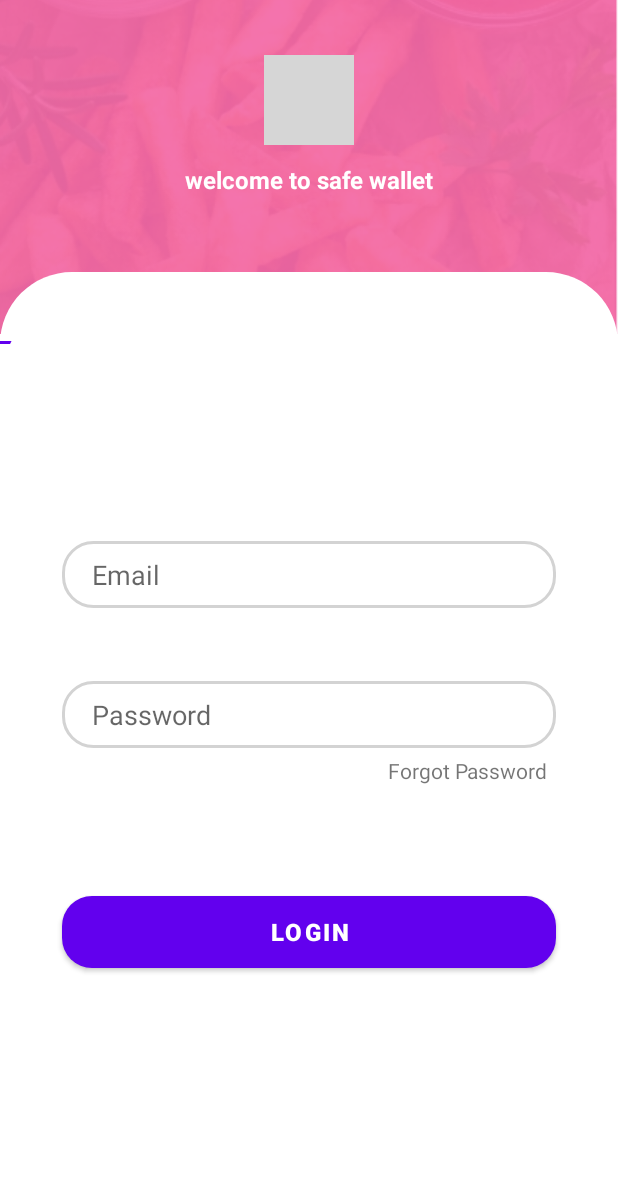
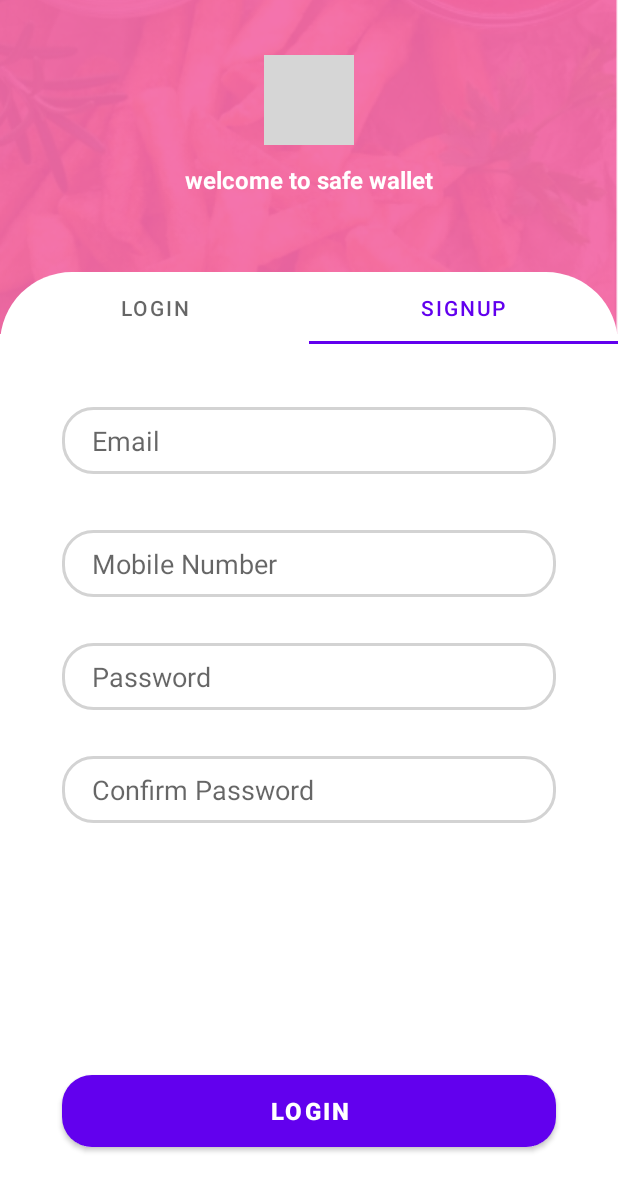
Before and after one commit to aadeshpandiri/ModernFeatures, an Android app: the LoginActivity screen opened directly, with no data from a screen before it, tab 2 chosen, on a phone screen of 412 x 824 dp. Shown: the top 1191 px of the screen. Run offline under Robolectric (Android 15) with nearby library versions, the phone set to English and light mode, and no system bars; Roboto replaces fonts that are not available here; grey boxes are pictures that could not be loaded.

Commit message:
login working Successfully

```diff
--- a/app/src/main/java/com/example/myappnew/LoginActivity.java
+++ b/app/src/main/java/com/example/myappnew/LoginActivity.java
@@ -12,7 +12,7 @@ public class LoginActivity extends AppCompatActivity {
 
     TabLayout tabLayout;
     ViewPager viewPager;
-   // FloatingActionButton fb,google,twitter;
+    // FloatingActionButton fb,google,twitter;
     float v=0;
 
     @Override
@@ -37,6 +37,23 @@ public class LoginActivity extends AppCompatActivity {
 
         viewPager.addOnPageChangeListener(new TabLayout.TabLayoutOnPageChangeListener(tabLayout));
 
+        tabLayout.addOnTabSelectedListener(new TabLayout.OnTabSelectedListener() {
+            @Override
+            public void onTabSelected(TabLayout.Tab tab) {
+                viewPager.setCurrentItem(tab.getPosition());
+            }
+
+            @Override
+            public void onTabUnselected(TabLayout.Tab tab) {
+
+            }
+
+            @Override
+            public void onTabReselected(TabLayout.Tab tab) {
+
+            }
+        });
+
 //        fb.setTranslationY(300);
 //        google.setTranslationY(300);
 //        twitter.setTranslationY(300);
--- a/app/src/main/java/com/example/myappnew/LoginAdapter.java
+++ b/app/src/main/java/com/example/myappnew/LoginAdapter.java
@@ -36,6 +36,7 @@ public class LoginAdapter extends FragmentPagerAdapter {
         }
 
     }
+
     @Override
     public int getCount() {
         return totalTabs;
--- a/app/src/main/java/com/example/myappnew/SignupTabFragment.java
+++ b/app/src/main/java/com/example/myappnew/SignupTabFragment.java
@@ -24,7 +24,7 @@ public class SignupTabFragment  extends Fragment {
 
         email = root.findViewById(R.id.email);
         pass =  root.findViewById(R.id.pass);
-        mobile = root.findViewById(R.id.username);
+        mobile = root.findViewById(R.id.mobile);
         cpass =  root.findViewById(R.id.cpass);
         signup = root.findViewById(R.id.signup);
 
--- a/app/src/main/res/layout/activity_login.xml
+++ b/app/src/main/res/layout/activity_login.xml
@@ -32,18 +32,6 @@
 
         app:layout_constraintVertical_bias="1">
 
-        <com.google.android.material.tabs.TabLayout
-            android:id="@+id/tab_layout"
-            android:background="@drawable/vi_bg"
-            android:layout_width="match_parent"
-            android:layout_height="wrap_content"
-            app:layout_constraintBottom_toBottomOf="parent"
-            app:layout_constraintEnd_toEndOf="parent"
-            app:layout_constraintHeight_percent=".7"
-            app:layout_constraintStart_toStartOf="parent"
-            app:layout_constraintTop_toTopOf="parent"
-            app:layout_constraintVertical_bias="0" />
-
         <androidx.viewpager.widget.ViewPager
             android:id="@+id/view_pager"
             android:layout_width="match_parent"
@@ -57,7 +45,17 @@
             app:layout_constraintTop_toTopOf="parent"
             app:layout_constraintVertical_bias="0.0" />
 
-
+        <com.google.android.material.tabs.TabLayout
+            android:id="@+id/tab_layout"
+            android:layout_width="match_parent"
+            android:layout_height="wrap_content"
+            android:background="@drawable/vi_bg"
+            app:layout_constraintBottom_toBottomOf="parent"
+            app:layout_constraintEnd_toEndOf="parent"
+            app:layout_constraintHeight_percent=".7"
+            app:layout_constraintStart_toStartOf="parent"
+            app:layout_constraintTop_toTopOf="parent"
+            app:layout_constraintVertical_bias="0" />
 
 
 
--- a/app/src/main/res/layout/signup_tab_fragment.xml
+++ b/app/src/main/res/layout/signup_tab_fragment.xml
@@ -9,35 +9,35 @@
         android:layout_width="0dp"
         android:layout_height="wrap_content"
         app:layout_constraintWidth_percent=".8"
-        app:layout_constraintVertical_bias=".3"
+        app:layout_constraintVertical_bias=".15"
         app:layout_constraintHorizontal_bias=".5"
         android:hint="Email"
+        android:background="@drawable/edit_text_bg"
         android:paddingLeft="20dp"
         android:paddingTop="10dp"
         android:paddingBottom="10dp"
-        android:background="@drawable/edit_text_bg"
         app:layout_constraintStart_toStartOf="parent"
         app:layout_constraintTop_toTopOf="parent"
         app:layout_constraintBottom_toBottomOf="parent"
         app:layout_constraintEnd_toEndOf="parent" />
 
     <EditText
-        android:id="@+id/username"
+        android:id="@+id/mobile"
         android:layout_width="0dp"
         android:layout_height="wrap_content"
-        app:layout_constraintWidth_percent=".8"
-        app:layout_constraintVertical_bias=".4"
-        app:layout_constraintHorizontal_bias=".5"
         android:hint="Mobile Number"
         android:paddingLeft="20dp"
         android:paddingTop="10dp"
         android:paddingBottom="10dp"
         android:background="@drawable/edit_text_bg"
+        app:layout_constraintBottom_toBottomOf="parent"
+        app:layout_constraintEnd_toEndOf="parent"
         app:layout_constraintStart_toStartOf="parent"
-        app:layout_constraintTop_toTopOf="parent"
-        app:layout_constraintBottom_toBottomOf="parent"
         app:layout_constraintTop_toBottomOf="@+id/email"
-        app:layout_constraintEnd_toEndOf="parent" />
+        app:layout_constraintVertical_bias="0.08"
+        app:layout_constraintWidth_percent=".8"
+
+        />
 
     <EditText
         android:id="@+id/pass"
@@ -51,20 +51,21 @@
         app:layout_constraintBottom_toBottomOf="parent"
         app:layout_constraintEnd_toEndOf="parent"
         app:layout_constraintStart_toStartOf="parent"
-        app:layout_constraintTop_toBottomOf="@+id/username"
-        app:layout_constraintVertical_bias="0.1"
+        app:layout_constraintTop_toBottomOf="@+id/mobile"
+        app:layout_constraintVertical_bias="0.08"
         app:layout_constraintWidth_percent=".8"
 
         />
+
     <EditText
         android:id="@+id/cpass"
         android:layout_width="0dp"
         android:layout_height="wrap_content"
         android:hint="Confirm Password"
-        android:background="@drawable/edit_text_bg"
         android:paddingLeft="20dp"
         android:paddingTop="10dp"
         android:paddingBottom="10dp"
+        android:background="@drawable/edit_text_bg"
         app:layout_constraintBottom_toBottomOf="parent"
         app:layout_constraintEnd_toEndOf="parent"
         app:layout_constraintStart_toStartOf="parent"
@@ -86,8 +87,9 @@
         app:layout_constraintStart_toStartOf="parent"
         app:layout_constraintTop_toTopOf="parent"
         android:textColor="@color/white"
+
         android:background="@drawable/button_bg"
-        app:layout_constraintVertical_bias="0.8"
+        app:layout_constraintVertical_bias="0.9"
         app:layout_constraintWidth_percent=".8" />
 
 
```
